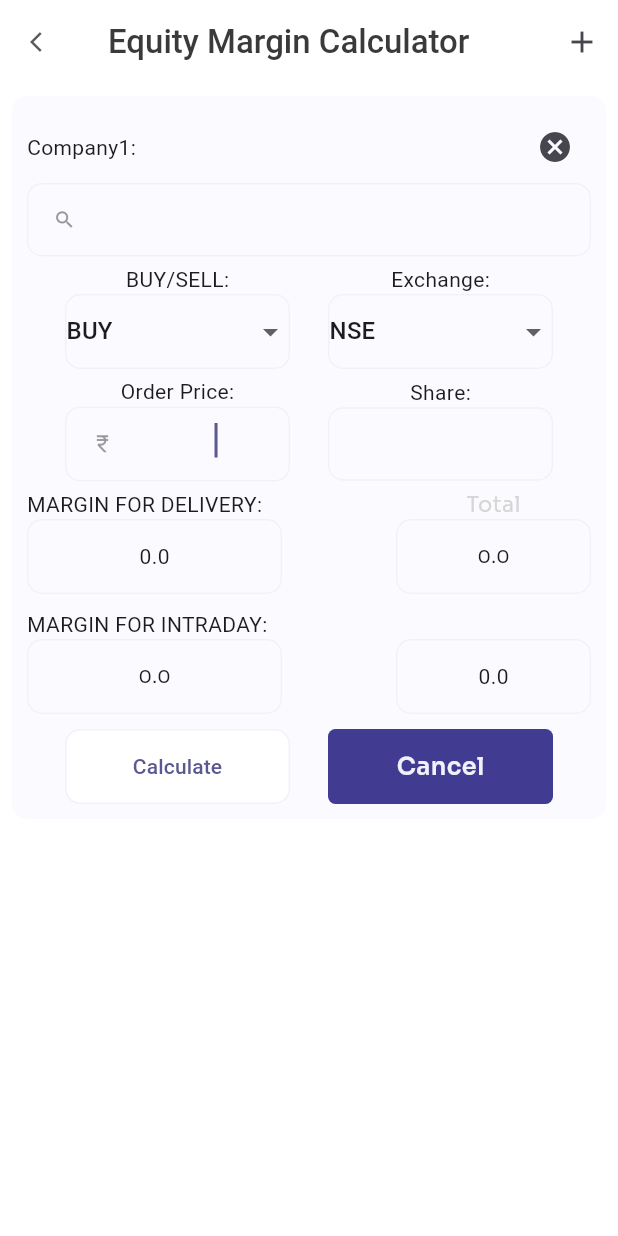
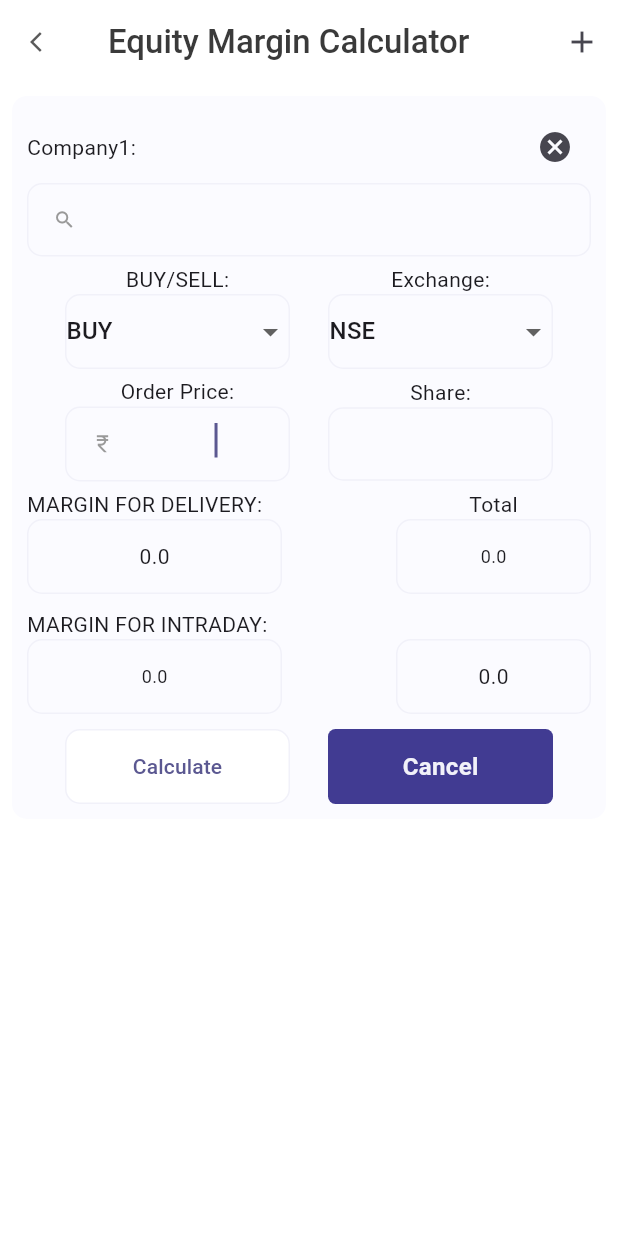
Before and after one commit to shivalianv/average_calculator, a Flutter app: the EquityMargincalculator screen opened by its route, on a phone screen of 412 x 824 dp. Run offline on Flutter 3.47's test engine with Material 3 defaults, Android fonts, the phone set to English and light mode, and no system bars; our stand-ins replace fl_chart; missing offline and left inert: textfield_search.

Commit message:
add google font

```diff
--- a/lib/Screens/EquityMargin_Calculator.dart
+++ b/lib/Screens/EquityMargin_Calculator.dart
@@ -278,7 +278,7 @@ class _EquityMargincalculatorState extends State<EquityMargincalculator> {
           shrinkWrap: true,
           itemCount: AddmultipleCompanylist.length,
           itemBuilder: (context, index) {
-            NewCompanyModel newcompanyadd = AddmultipleCompanylist[index];
+            // NewCompanyModel newcompanyadd = AddmultipleCompanylist[index];
             List<String> FilteredCompaniesList = [
               ...CompanyBSEvalue.keys,
               ...CompanyNSEvalue.keys
@@ -653,11 +653,11 @@ class _EquityMargincalculatorState extends State<EquityMargincalculator> {
                             children: [
                               Text(
                                 "Total",
-                                style: TextStyle(
-                                    fontFamily: 'Sora',
-                                    fontWeight: FontWeight.w400,
-                                    color: AppColors.primaryColorDark3,
-                                    fontSize: 14),
+                                // style: TextStyle(
+                                //     fontFamily: 'Sora',
+                                //     fontWeight: FontWeight.w400,
+                                //     color: AppColors.primaryColorDark3,
+                                //     fontSize: 14),
                               ),
                               Container(
                                 width: 130,
--- a/lib/Screens/MutualFund_Calculatore.dart
+++ b/lib/Screens/MutualFund_Calculatore.dart
@@ -215,7 +215,7 @@ class _MutualFundReturnState extends State<MutualFundReturn> {
                                         radius: 30,
                                         value: item['value'],
                                         color: item['color'],
-                                        // showTitle: false,
+                                        showTitle: false,
                                         // titleStyle:
                                         //  GoogleFonts.sora(fontSize:14,fontWeight: FontWeight.w400,color: AppColors.primaryColorDark2, )
                                          );
--- a/lib/Screens/StockAverage_Calculator.dart
+++ b/lib/Screens/StockAverage_Calculator.dart
@@ -697,7 +697,7 @@ class _StockAverageCalculatorState extends State<StockAverageCalculator> {
                               // ),
                             ),
                             Text(
-                              '${(TotalQuantity ?? 0.0).toStringAsFixed(0)}  ₹',
+                              '${(TotalQuantity).toStringAsFixed(0)}  ₹',
                               // style: GoogleFonts.sora(
                               //   fontSize: 14,
                               //   fontWeight: FontWeight.w400,
@@ -718,7 +718,7 @@ class _StockAverageCalculatorState extends State<StockAverageCalculator> {
                               // ),
                             ),
                             Text(
-                              '${(roundTotalAmount ?? 0.0).toStringAsFixed(0)} ₹',
+                              '${(roundTotalAmount).toStringAsFixed(0)} ₹',
                               // style: GoogleFonts.sora(
                               //   fontSize: 14,
                               //   fontWeight: FontWeight.w400,
@@ -739,7 +739,7 @@ class _StockAverageCalculatorState extends State<StockAverageCalculator> {
                               // ),
                             ),
                             Text(
-                              '${(roundAveragePrice ?? 0.0).toStringAsFixed(0)} ₹',
+                              '${(roundAveragePrice).toStringAsFixed(0)} ₹',
                               // style: GoogleFonts.sora(
                               //   fontSize: 14,
                               //   fontWeight: FontWeight.w400,
```
Also changed, not shown: pubspec.yaml (+6 -6 lines), fonts/Sora-Bold.ttf (deleted), fonts/Sora-Regular.ttf (deleted), fonts/Sora-SemiBold.ttf (deleted).
